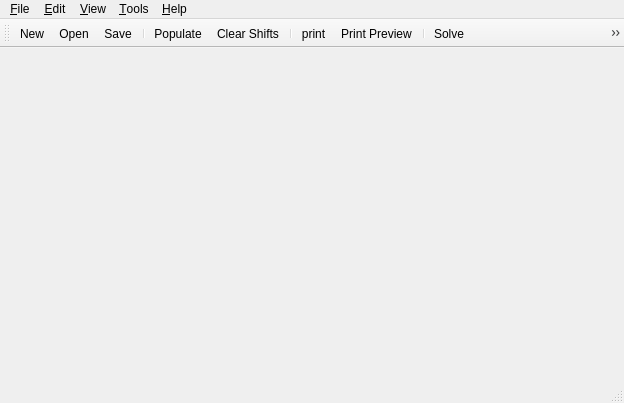
This is AlShifts/mainwindow.ui in nzarko/qalshifts as Qt 5 draws it before an edit. The edited form follows.
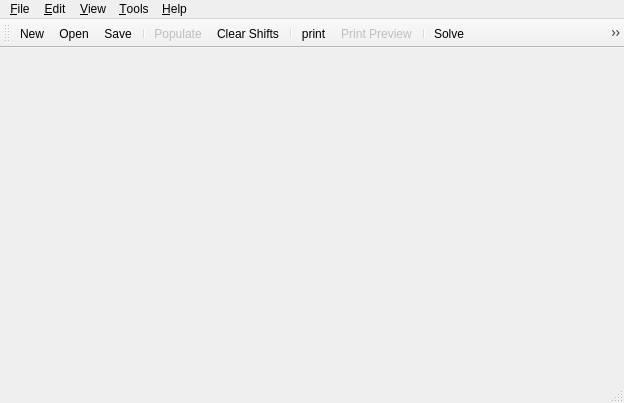
This is the edited form. Icons and pictures are not drawn.

Commit message:
Last changes before first release.
- Modify UI for better performance (Disable some actions with no use)

Diff of the .ui file:
```diff
--- a/AlShifts/mainwindow.ui
+++ b/AlShifts/mainwindow.ui
@@ -114,6 +114,9 @@
   </widget>
   <widget class="QStatusBar" name="statusBar"/>
   <action name="action_Populate">
+   <property name="enabled">
+    <bool>false</bool>
+   </property>
    <property name="icon">
     <iconset resource="resources.qrc">
      <normaloff>:/icons/populate</normaloff>:/icons/populate</iconset>
@@ -150,6 +153,9 @@
    </property>
   </action>
   <action name="actionPrint_Preview">
+   <property name="enabled">
+    <bool>false</bool>
+   </property>
    <property name="icon">
     <iconset resource="resources.qrc">
      <normaloff>:/icons/document-print-preview</normaloff>:/icons/document-print-preview</iconset>
@@ -267,6 +273,9 @@
    </property>
   </action>
   <action name="actionPrepare">
+   <property name="enabled">
+    <bool>false</bool>
+   </property>
    <property name="icon">
     <iconset resource="resources.qrc">
      <normaloff>:/icons/doc_save_as</normaloff>:/icons/doc_save_as</iconset>
```
